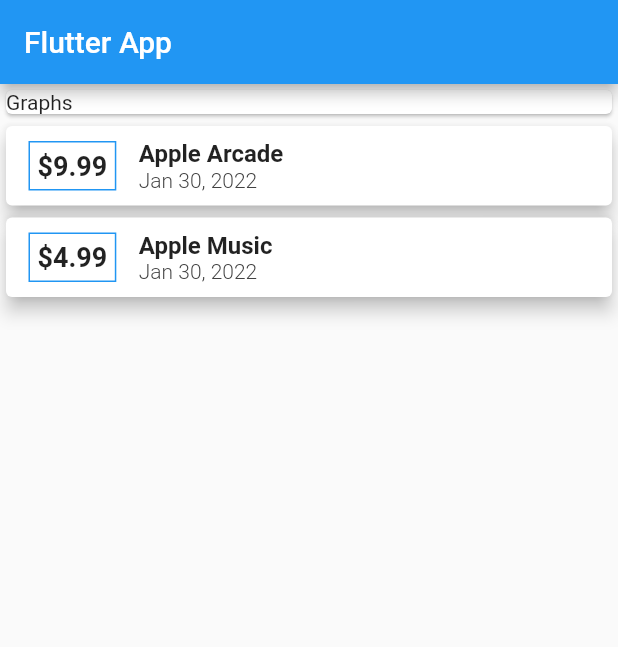
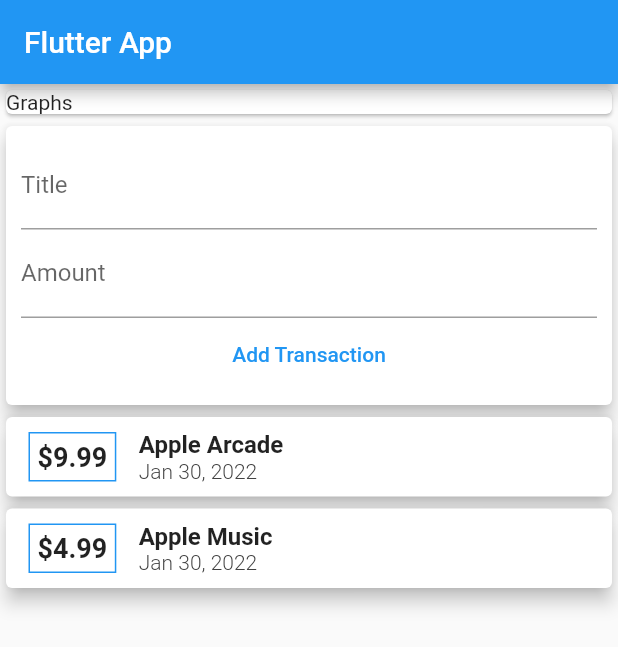
Before and after one commit to shaun-stanley/Flutter-Maximilian, a Flutter app: the screen it shows after launch, on a phone screen of 412 x 824 dp. Shown: the top 647 px of the screen. Run offline on Flutter 3.47's test engine with Material 2 defaults, Android fonts, the phone set to English and light mode, and no system bars.

Commit message:
Add user input fields and controllers

```diff
--- a/New Repo/expense_app/lib/main.dart
+++ b/New Repo/expense_app/lib/main.dart
@@ -30,6 +30,14 @@ class MyHomePage extends StatelessWidget {
     )
   ];
 
+  // Variables to store userInput
+  // String titleInput;
+  // String amountInput;
+
+  // Alternative userInput
+  final titleController = TextEditingController();
+  final amountController = TextEditingController();
+
   @override
   Widget build(BuildContext context) {
     return Scaffold(
@@ -42,6 +50,32 @@ class MyHomePage extends StatelessWidget {
               width: double.infinity,
               child: Card(
                 child: Text("Graphs"),
+              ),
+            ),
+            Card(
+              elevation: 5,
+              child: Container(
+                padding: EdgeInsets.all(10),
+                child: Column(
+                  children: [
+                    TextField(
+                      decoration: InputDecoration(labelText: 'Title'),
+                      controller: titleController,
+                    ),
+                    TextField(
+                      decoration: InputDecoration(labelText: 'Amount'),
+                      controller: amountController,
+                    ),
+                    FlatButton(
+                      child: Text('Add Transaction'),
+                      textColor: Colors.blue,
+                      onPressed: () {
+                        print(
+                            titleController.text + ' ' + amountController.text);
+                      },
+                    ),
+                  ],
+                ),
               ),
             ),
             Column(
```
